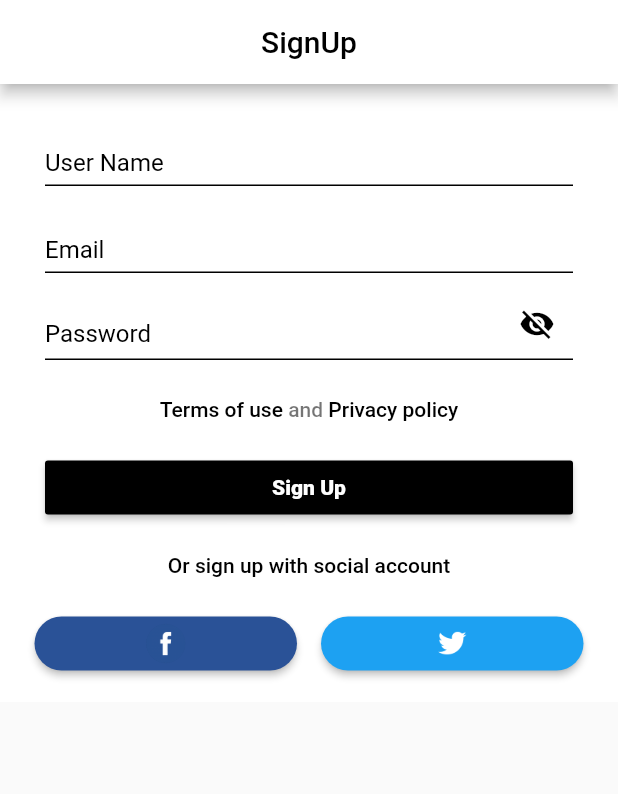
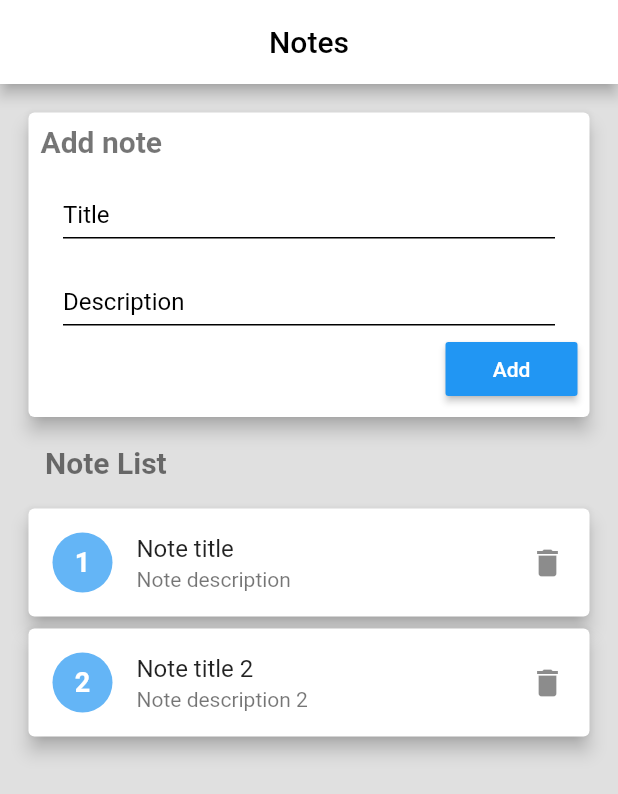
Before and after one commit to Ankit-Mahadik-SA/FlutterSignUpHomeWork, a Flutter app: the screen it shows after launch, on a phone screen of 412 x 824 dp. Shown: the top 794 px of the screen. Run offline on Flutter 3.47's test engine with Material 2 defaults, Android fonts, the phone set to English and light mode, and no system bars.

Commit message:
home_work added

```diff
--- a/lib/main.dart
+++ b/lib/main.dart
@@ -1,5 +1,7 @@
 import 'package:flutter/material.dart';
-import 'package:flutter_app_homework/signupscreen/screen/sign_up_screen.dart';
+import 'package:flutter_app_homework/signup/screen/sign_up_screen.dart';
+
+import 'notelist/screen/note_list_screen.dart';
 
 void main() => runApp(MyApp());
 
@@ -19,7 +21,7 @@ class MyApp extends StatelessWidget {
           ),
         ),
       ),
-      home: SignUpScreen(),
+      home: NoteListScreen(),
     );
   }
 }
--- /dev/null
+++ b/lib/notelist/screen/note_list_screen.dart
@@ -0,0 +1,160 @@
+import 'package:flutter/material.dart';
+import 'package:flutter_app_homework/style/common_styles.dart';
+
+class NoteListScreen extends StatelessWidget {
+  @override
+  Widget build(BuildContext context) {
+    // TODO: implement build
+    return Scaffold(
+      appBar: AppBar(
+        centerTitle: true,
+        title: Text("Notes"),
+      ),
+      body: Container(
+        height: double.infinity,
+        padding: EdgeInsets.all(15.0),
+        color: Colors.grey[300],
+        child: SingleChildScrollView(
+          child: Column(
+            children: <Widget>[
+              _buildAddNoteWidget(context),
+              _buildSeparatorTextWidget(),
+              _buildNotesList(context)
+            ],
+          ),
+        ),
+      ),
+    );
+  }
+
+  Widget _buildAddNoteWidget(BuildContext context) {
+    return Card(
+      elevation: 5,
+      child: Padding(
+        padding: const EdgeInsets.all(8.0),
+        child: Column(
+          crossAxisAlignment: CrossAxisAlignment.stretch,
+          children: <Widget>[
+            Text(
+              "Add note",
+              style: TextStyle(
+                  color: Colors.black54,
+                  fontWeight: FontWeight.bold,
+                  fontSize: 20.0),
+            ),
+            _buildNoteTitleField(),
+            _buildNoteDescriptionField(),
+            _buildAddButton(),
+          ],
+        ),
+      ),
+    );
+  }
+
+  Widget _buildNoteTitleField() {
+    return Padding(
+      padding: const EdgeInsets.symmetric(horizontal: 15.0, vertical: 5),
+      child: TextFormField(
+        keyboardType: TextInputType.text,
+        textInputAction: TextInputAction.next,
+        decoration: CommonStyles.textFormFieldStyle("Title", ""),
+      ),
+    );
+  }
+
+  Widget _buildNoteDescriptionField() {
+    return Padding(
+      padding: const EdgeInsets.symmetric(horizontal: 15.0, vertical: 5),
+      child: TextFormField(
+        keyboardType: TextInputType.text,
+        textInputAction: TextInputAction.next,
+        decoration: CommonStyles.textFormFieldStyle("Description", ""),
+      ),
+    );
+  }
+
+  Widget _buildAddButton() {
+    return Align(
+      alignment: Alignment.centerRight,
+      child: RaisedButton(
+        color: Colors.blue,
+        onPressed: () {},
+        child: Text(
+          "Add",
+          style: TextStyle(color: Colors.white),
+        ),
+      ),
+    );
+  }
+
+  Widget _buildSeparatorTextWidget() {
+    return Padding(
+      padding: const EdgeInsets.symmetric(horizontal: 15.0, vertical: 15),
+      child: Align(
+        alignment: Alignment.centerLeft,
+        child: Text(
+          "Note List",
+          style: TextStyle(
+              color: Colors.black54,
+              fontWeight: FontWeight.bold,
+              fontSize: 20.0),
+        ),
+      ),
+    );
+  }
+
+  Widget _buildNotesList(BuildContext context) {
+    return Column(
+      children: <Widget>[
+        Card(
+          elevation: 5,
+          child: ListTile(
+            leading: Container(
+              height: 40.0,
+              width: 40.0,
+              decoration: BoxDecoration(
+                  borderRadius: BorderRadius.circular(40.0),
+                  color: Colors.blue[300]),
+              child: Center(
+                child: Text(
+                  "1",
+                  style: TextStyle(
+                      color: Colors.white,
+                      fontWeight: FontWeight.bold,
+                      fontSize: 18.0),
+                ),
+              ),
+            ),
+            title: Text("Note title"),
+            subtitle: Text("Note description"),
+            trailing: Icon(Icons.delete),
+          ),
+        ),
+        Card(
+          elevation: 5,
+          child: ListTile(
+            leading: Container(
+              height: 40.0,
+              width: 40.0,
+              decoration: BoxDecoration(
+                  borderRadius: BorderRadius.circular(40.0),
+                  color: Colors.blue[300]),
+              child: Center(
+                child: Text(
+                  "2",
+                  style: TextStyle(
+                      color: Colors.white,
+                      fontWeight: FontWeight.bold,
+                      fontSize: 18.0),
+                ),
+              ),
+            ),
+            title: Text("Note title 2"),
+            subtitle: Text("Note description 2"),
+            trailing: Icon(Icons.delete),
+          ),
+        ),
+      ],
+    );
+  }
+}
--- a/lib/signupscreen/screen/sign_up_screen.dart
+++ b/lib/signup/screen/sign_up_screen.dart
@@ -1,6 +1,6 @@
 import 'package:flutter/material.dart';
-import 'package:flutter_app_homework/signupscreen/widget/sing_up_form_widget.dart';
-import 'package:flutter_app_homework/signupscreen/widget/social_login_widget.dart';
+import 'package:flutter_app_homework/signup/widget/sing_up_form_widget.dart';
+import 'package:flutter_app_homework/signup/widget/social_login_widget.dart';
 
 class SignUpScreen extends StatefulWidget {
   @override
```
Also changed, not shown: lib/signup/widget/sing_up_form_widget.dart (renamed from lib/signupscreen/widget/sing_up_form_widget.dart), lib/signup/widget/social_login_widget.dart (renamed from lib/signupscreen/widget/social_login_widget.dart).
